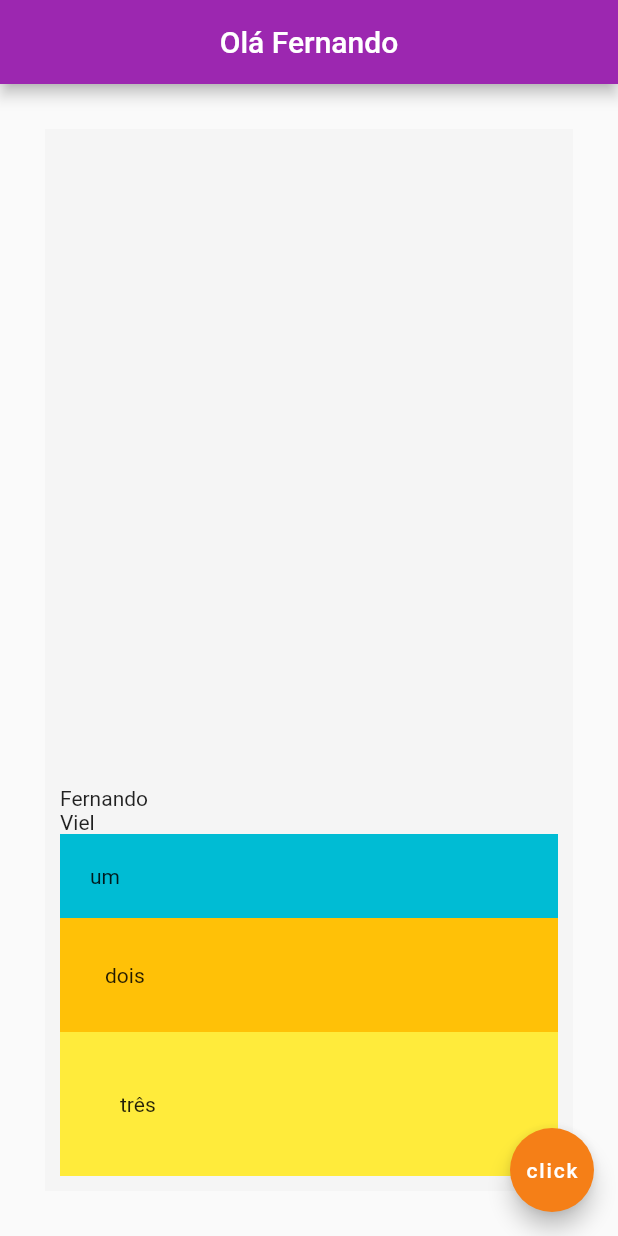
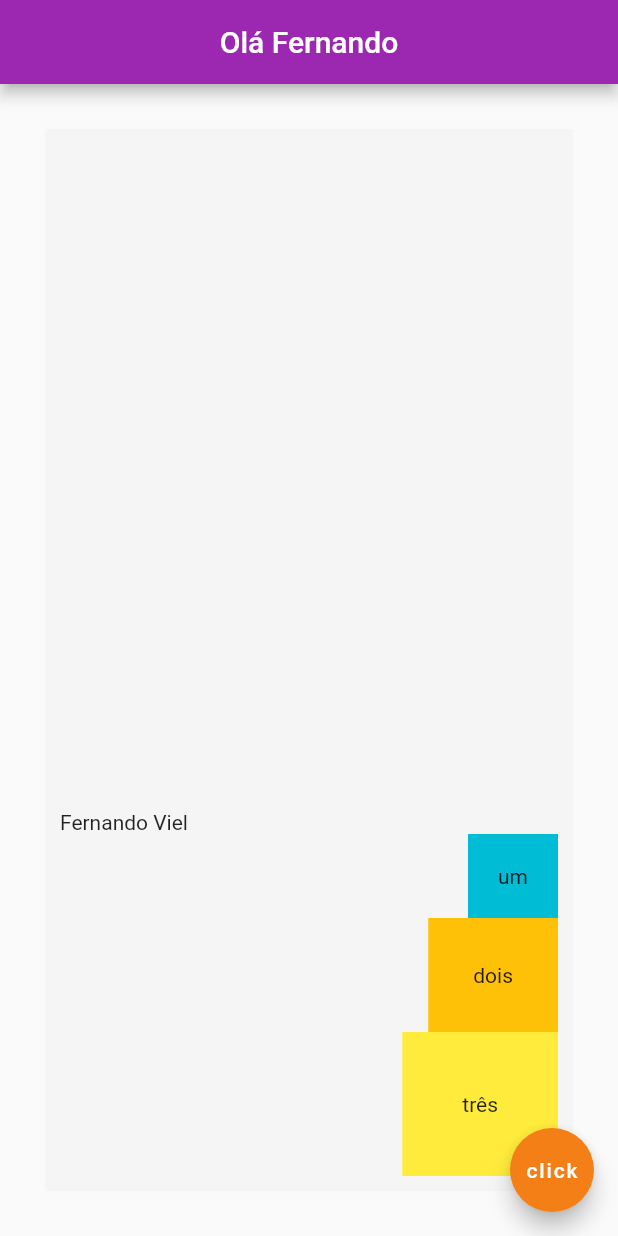
Before and after one commit to fviel/flutter_p1, a Flutter app: the screen it shows after launch, on a phone screen of 412 x 824 dp. Run offline on Flutter 3.47's test engine with Material 2 defaults, Android fonts, the phone set to English and light mode, and no system bars.

Commit message:
Manipulação de colunas com linhas

```diff
--- a/lib/main.dart
+++ b/lib/main.dart
@@ -32,10 +32,14 @@ class Home extends StatelessWidget {
           child: Center(
             child: Column(
                 mainAxisAlignment: MainAxisAlignment.end,
-                crossAxisAlignment: CrossAxisAlignment.stretch,
+                crossAxisAlignment: CrossAxisAlignment.end,
                 children: <Widget>[
-                  Text('Fernando'),
-                  Text('Viel'),
+                  Row(
+                    children:<Widget>[
+                      Text('Fernando '),
+                      Text('Viel'),
+                    ]
+                  ),
                   Container(
                     padding: EdgeInsets.all(20.0),
                     color: Colors.cyan,
```
